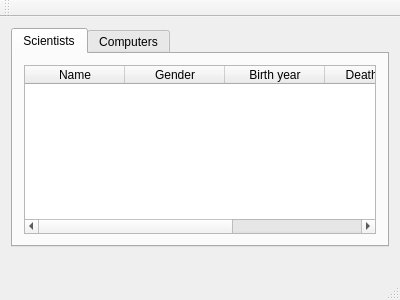
Above: mainwindow.ui from audurara/vika_3 before the change. Below: the same form after it.
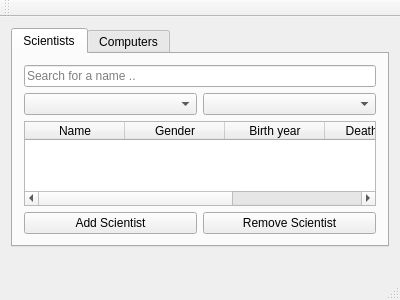
That is the form after the change.

Commit message: search og filter fall á scientists

```diff
--- a/mainwindow.ui
+++ b/mainwindow.ui
@@ -25,6 +25,23 @@
         <string>Scientists</string>
        </attribute>
        <layout class="QVBoxLayout" name="verticalLayout_2">
+        <item>
+         <widget class="QLineEdit" name="input_scientist_search">
+          <property name="placeholderText">
+           <string>Search for a name ..</string>
+          </property>
+         </widget>
+        </item>
+        <item>
+         <layout class="QHBoxLayout" name="horizontalLayout">
+          <item>
+           <widget class="QComboBox" name="combobox_filter_students"/>
+          </item>
+          <item>
+           <widget class="QComboBox" name="comboBox_2"/>
+          </item>
+         </layout>
+        </item>
         <item>
          <widget class="QTableWidget" name="table_Students">
           <attribute name="horizontalHeaderShowSortIndicator" stdset="0">
@@ -66,6 +83,24 @@
           </column>
          </widget>
         </item>
+        <item>
+         <layout class="QHBoxLayout" name="horizontalLayout_2">
+          <item>
+           <widget class="QPushButton" name="pushButton">
+            <property name="text">
+             <string>Add Scientist</string>
+            </property>
+           </widget>
+          </item>
+          <item>
+           <widget class="QPushButton" name="pushButton_2">
+            <property name="text">
+             <string>Remove Scientist</string>
+            </property>
+           </widget>
+          </item>
+         </layout>
+        </item>
        </layout>
       </widget>
       <widget class="QWidget" name="tab">
```
Left out of the diff: 2 changed lines with no effect on the pictures. The commit also changes 6 other files.
